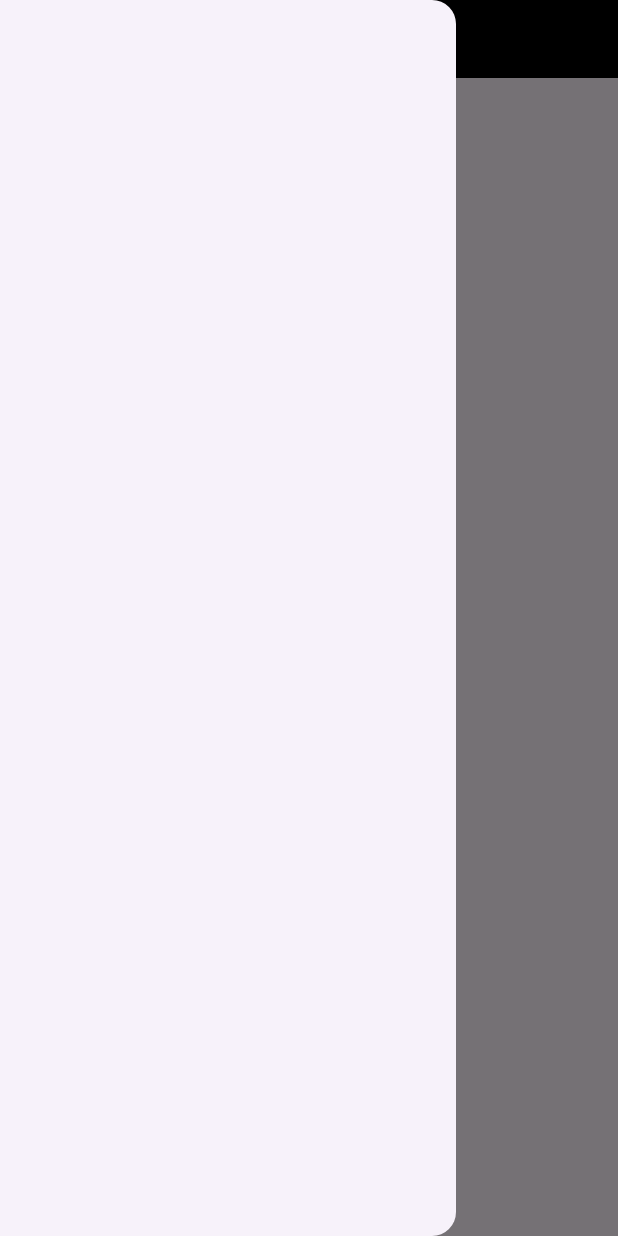
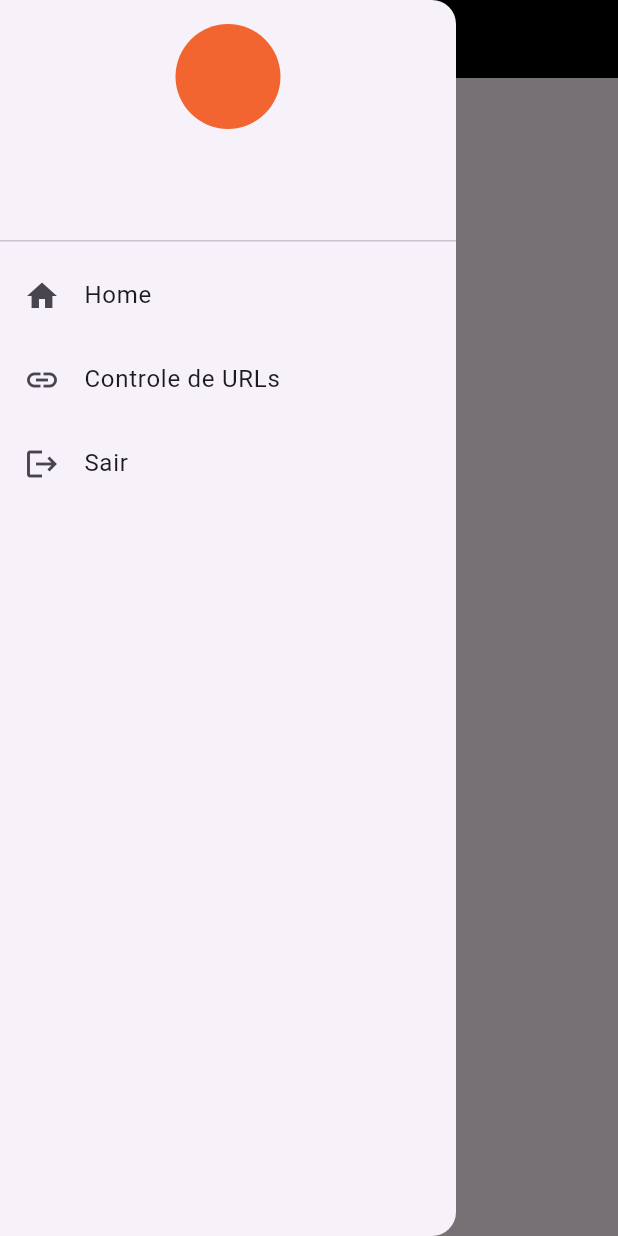
Before and after one commit to KalebLight/indexator, a Flutter app: the HomePage screen opened by its route, with the side drawer open, on a phone screen of 412 x 824 dp. Run offline on Flutter 3.47's test engine with Material 3 defaults, Android fonts, the phone set to English and light mode, and no system bars; our stand-ins replace dartz, dio, flutter_modular, mobx, shared_preferences; accounts and stored records are empty; Roboto replaces fonts that are missing (Inter).

Commit message:
add logout button and login route

```diff
--- a/lib/app/core/data/colors_data.dart
+++ b/lib/app/core/data/colors_data.dart
@@ -3,4 +3,11 @@ import 'package:flutter/material.dart';
 class ColorsData {
   static const Color black_1 = Color(0xFF000000);
   static const Color white_1 = Color(0xFFFFFFFF);
+
+  static const Color primary = Color(0xFFF26430);
+  static const Color secondary = Color(0xFF0081A7);
+
+  static const Color baseWhite = Color(0xFFF8F4F9);
+  static const Color timberwolf = Color(0xFFDDD5D0);
+  static const Color gunmetal = Color(0xFF2A2D34);
 }
--- a/lib/app/core/widgets/AppBar/drawer_app_bar.dart
+++ /dev/null
@@ -1,10 +0,0 @@
-import 'package:flutter/material.dart';
-
-class DrawerAppBar extends StatelessWidget {
-  const DrawerAppBar({super.key});
-
-  @override
-  Widget build(BuildContext context) {
-    return Drawer();
-  }
-}
--- /dev/null
+++ b/lib/app/core/widgets/AppBar/drawer_item.dart
@@ -0,0 +1,18 @@
+import 'package:flutter/material.dart';
+
+class DrawerItem extends StatelessWidget {
+  final IconData icon;
+  final String title;
+  final GestureTapCallback onTap;
+
+  const DrawerItem({super.key, required this.icon, required this.title, required this.onTap});
+
+  @override
+  Widget build(BuildContext context) {
+    return ListTile(
+      onTap: onTap,
+      title: Text(title),
+      leading: Icon(icon),
+    );
+  }
+}
--- /dev/null
+++ b/lib/app/core/widgets/AppBar/drawer_mobile_app_bar.dart
@@ -0,0 +1,55 @@
+import 'package:flutter/material.dart';
+import 'package:flutter_modular/flutter_modular.dart';
+import 'package:indexator/app/core/data/colors_data.dart';
+import 'package:indexator/app/core/widgets/AppBar/drawer_item.dart';
+import 'package:indexator/app/modules/profile/controllers/profile_controller.dart';
+
+class DrawerMobileAppBar extends StatelessWidget {
+  const DrawerMobileAppBar({super.key});
+
+  @override
+  Widget build(BuildContext context) {
+    final profileController = Modular.get<ProfileController>();
+
+    return Drawer(
+      child: ListView(
+        children: [
+          DrawerHeader(
+            child: DecoratedBox(
+              decoration: const BoxDecoration(),
+              child: Column(
+                children: [
+                  Container(
+                    height: 70,
+                    width: 70,
+                    decoration: const BoxDecoration(
+                      color: ColorsData.primary,
+                      borderRadius: BorderRadius.all(Radius.circular(100)),
+                    ),
+                  )
+                ],
+              ),
+            ),
+          ),
+          DrawerItem(
+            icon: Icons.home,
+            title: 'Home',
+            onTap: () {},
+          ),
+          DrawerItem(
+            icon: Icons.link,
+            title: 'Controle de URLs',
+            onTap: () {},
+          ),
+          DrawerItem(
+            icon: Icons.logout,
+            title: 'Sair',
+            onTap: () {
+              profileController.logout();
+            },
+          ),
+        ],
+      ),
+    );
+  }
+}
--- a/lib/app/core/widgets/AppBar/mobile_app_bar.dart
+++ b/lib/app/core/widgets/AppBar/mobile_app_bar.dart
@@ -20,7 +20,7 @@ class MobileAppBar extends StatelessWidget {
           style: FontData.body3(ColorsData.white_1),
         ),
       ),
-      iconTheme: const IconThemeData(color: ColorsData.white_1),
+      iconTheme: const IconThemeData(color: ColorsData.primary),
     );
   }
 }
--- a/lib/app/modules/auth/auth_module.dart
+++ b/lib/app/modules/auth/auth_module.dart
@@ -16,6 +16,7 @@ class AuthModule extends Module {
   @override
   final List<ModularRoute> routes = [
     ChildRoute(Modular.initialRoute, child: (_, __) => const LoginPage()),
+    ChildRoute("/login", child: (_, __) => const LoginPage()),
     ChildRoute("/sign-up", child: (_, args) => const SignUpPage()),
   ];
 }
--- a/lib/app/modules/auth/controllers/auth_controller.dart
+++ b/lib/app/modules/auth/controllers/auth_controller.dart
@@ -36,4 +36,8 @@ class LoginController {
   void goToSignUp() {
     Modular.to.pushNamed('sign-up');
   }
+
+  void goToLogin() {
+    Modular.to.pushNamed('login');
+  }
 }
--- a/lib/app/modules/home/pages/home_page.dart
+++ b/lib/app/modules/home/pages/home_page.dart
@@ -1,6 +1,7 @@
 import 'package:flutter/material.dart';
 import 'package:indexator/app/core/data/breakpoints.dart';
-import 'package:indexator/app/core/widgets/AppBar/drawer_app_bar.dart';
+import 'package:indexator/app/core/widgets/AppBar/drawer_mobile_app_bar.dart';
+import 'package:indexator/app/core/widgets/AppBar/drawer_web_app_bar.dart';
 import 'package:indexator/app/core/widgets/AppBar/mobile_app_bar.dart';
 import 'package:indexator/app/core/widgets/AppBar/web_app_bar.dart';
 
@@ -15,7 +16,7 @@ class HomePage extends StatelessWidget {
           appBar: constraints.maxWidth < mobileBreakpoint
               ? const PreferredSize(preferredSize: Size(double.infinity, 52), child: MobileAppBar())
               : const PreferredSize(preferredSize: Size(double.infinity, 72), child: WebAppBar()),
-          drawer: constraints.maxWidth < mobileBreakpoint ? const DrawerAppBar() : null,
+          drawer: constraints.maxWidth < mobileBreakpoint ? const DrawerMobileAppBar() : const DrawerWebAppBar(),
           body: const Center(
             child: Text('HOMEPAGE'),
           ),
```
Also changed, not shown: lib/app/core/widgets/AppBar/drawer_web_app_bar.dart (added, +44 -0 lines), lib/app/modules/auth/pages/login_page.dart (+8 -7 lines), lib/app/modules/auth/pages/sign_up_page.dart (+26 -1 lines).
